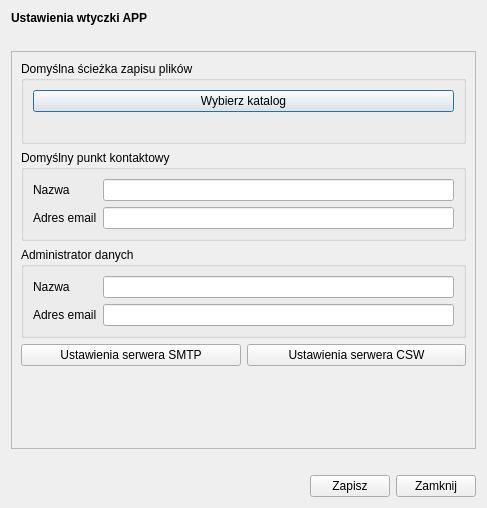
envirosolutionspl/wtyczka_qgis_app, file modules/settings/views/ui/ustawienia_dialog_base.ui: the form before one commit.
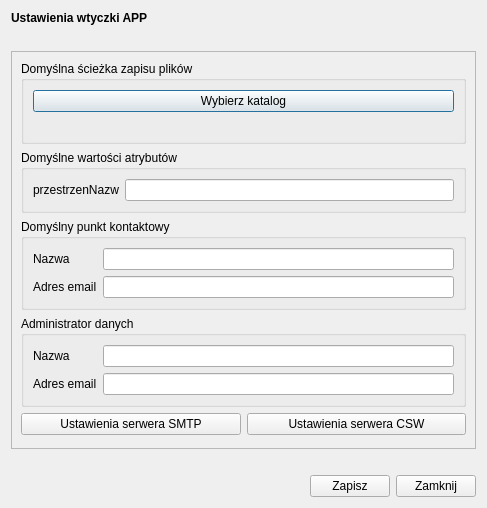
The form after the commit. Custom widgets are drawn as their Qt base class.

Commit message: Dodana przestrzenNazw do ustawień

What changed in the file:
```diff
--- a/modules/settings/views/ui/ustawienia_dialog_base.ui
+++ b/modules/settings/views/ui/ustawienia_dialog_base.ui
@@ -54,8 +54,8 @@
            <rect>
             <x>0</x>
             <y>0</y>
-            <width>463</width>
-            <height>382</height>
+            <width>438</width>
+            <height>428</height>
            </rect>
           </property>
           <layout class="QVBoxLayout" name="verticalLayout_2">
@@ -88,6 +88,33 @@
              </layout>
             </widget>
            </item>
+           <item>
+            <widget class="QgsCollapsibleGroupBox" name="verticalGroupBox_2">
+             <property name="title">
+              <string>Domyślne wartości atrybutów</string>
+             </property>
+             <layout class="QVBoxLayout" name="verticalLayout_5">
+              <item>
+               <layout class="QGridLayout" name="gridLayout_4">
+                <item row="0" column="1">
+                 <widget class="QgsFilterLineEdit" name="przestrzenNazw_lineEdit">
+                  <property name="qgisRelation" stdset="0">
+                   <string notr="true"/>
+                  </property>
+                 </widget>
+                </item>
+                <item row="0" column="0">
+                 <widget class="QLabel" name="przestrzenNazw_lbl">
+                  <property name="text">
+                   <string>przestrzenNazw</string>
+                  </property>
+                 </widget>
+                </item>
+               </layout>
+              </item>
+             </layout>
+            </widget>
+           </item>
            <item>
             <widget class="QgsCollapsibleGroupBox" name="verticalGroupBox">
              <property name="title">
```
The commit also changes 4 other files.
